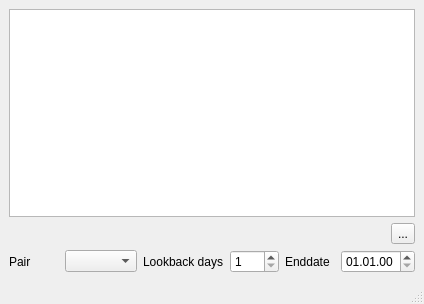
Before: the Qt Designer form mainwindow.ui in QTinman/TimeframeWalker, drawn with Qt 5.
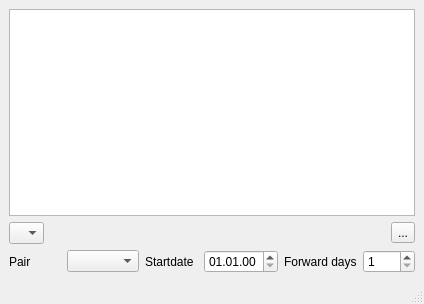
After: the same form once the commit is applied. Icons and pictures are not drawn.

Commit message: Added custom timeframe and switched endDate for startDate, days now look forward from date instead of backward from date.

Patch:
```diff
--- a/mainwindow.ui
+++ b/mainwindow.ui
@@ -24,6 +24,16 @@
     </item>
     <item row="1" column="0">
      <layout class="QHBoxLayout" name="horizontalLayout_2">
+      <item>
+       <widget class="QComboBox" name="timeframes">
+        <property name="maximumSize">
+         <size>
+          <width>35</width>
+          <height>16777215</height>
+         </size>
+        </property>
+       </widget>
+      </item>
       <item>
        <widget class="QLabel" name="message">
         <property name="text">
@@ -59,27 +69,10 @@
       <item>
        <widget class="QComboBox" name="pairlist"/>
       </item>
-      <item>
-       <widget class="QLabel" name="label_3">
-        <property name="text">
-         <string>Lookback days</string>
-        </property>
-       </widget>
-      </item>
-      <item>
-       <widget class="QSpinBox" name="lookbackdays">
-        <property name="minimum">
-         <number>1</number>
-        </property>
-        <property name="maximum">
-         <number>999</number>
-        </property>
-       </widget>
-      </item>
       <item>
        <widget class="QLabel" name="label_2">
         <property name="text">
-         <string>Enddate</string>
+         <string>Startdate</string>
         </property>
        </widget>
       </item>
@@ -100,6 +93,23 @@
         </property>
        </widget>
       </item>
+      <item>
+       <widget class="QLabel" name="label_3">
+        <property name="text">
+         <string>Forward days</string>
+        </property>
+       </widget>
+      </item>
+      <item>
+       <widget class="QSpinBox" name="forwarddays">
+        <property name="minimum">
+         <number>1</number>
+        </property>
+        <property name="maximum">
+         <number>999</number>
+        </property>
+       </widget>
+      </item>
      </layout>
     </item>
    </layout>
```
Left out of the diff: 2 changed lines with no effect on the pictures. The commit also changes 2 other files.
